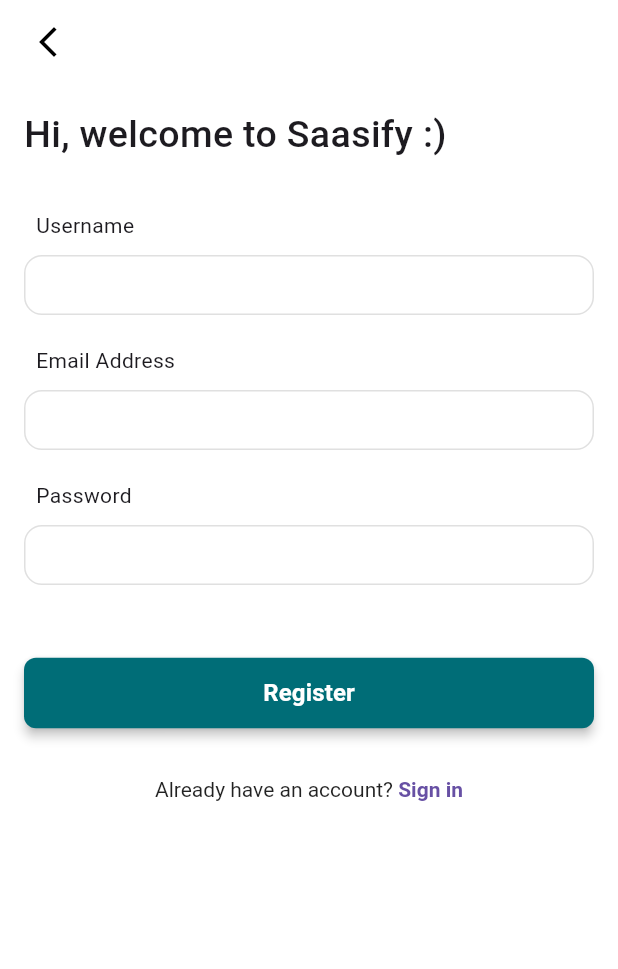
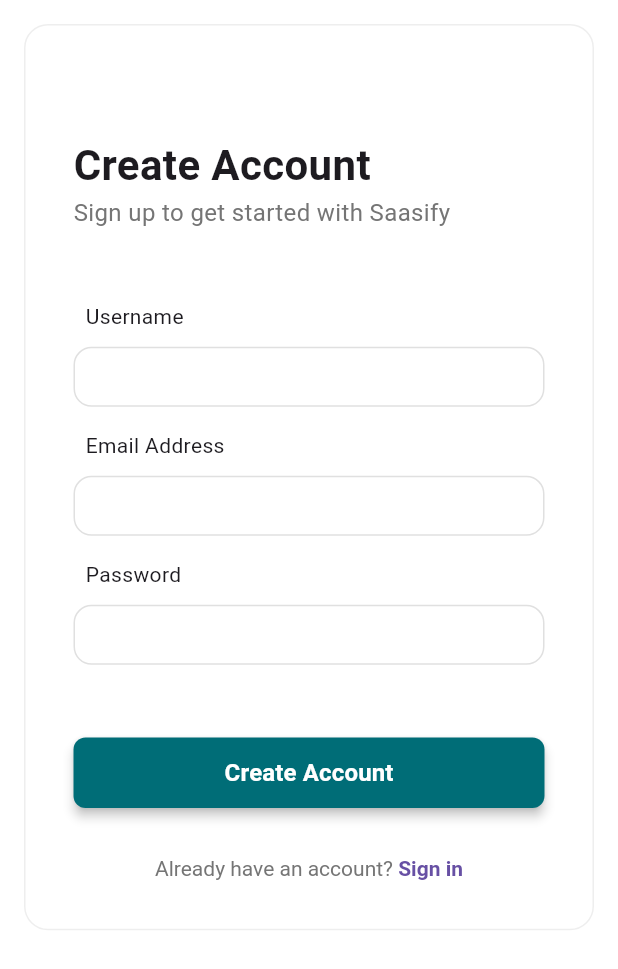
Before and after one commit to craftedbyaditya/saasify, a Flutter app: the screen it shows after launch, on a phone screen of 412 x 824 dp. Shown: the top 969 px of the screen. Run offline on Flutter 3.47's test engine with Material 3 defaults, Android fonts, the phone set to English and light mode, and no system bars; our stand-ins replace open_file, shared_preferences, supabase_flutter; missing offline and left inert: gsheets; accounts and stored records are empty; project files that could hold a hidden picture were left out.

Commit message:
Few navigation fixes

```diff
--- a/lib/screens/authentication/authentication_screen.dart
+++ b/lib/screens/authentication/authentication_screen.dart
@@ -30,27 +30,42 @@
   @override
   Widget build(BuildContext context) {
     return Scaffold(
-      appBar: CustomAppBar(),
       body: SingleChildScrollView(
+        child: Center(
           child: Padding(
             padding: const EdgeInsets.all(AppDimensions.paddingMedium),
+            child: Container(
+              decoration: BoxDecoration(
+                color: Colors.white,
+                border: Border.all(color: Colors.grey.shade200),
+                borderRadius: BorderRadius.circular(16),
+              ),
+              padding: const EdgeInsets.all(AppDimensions.paddingLarge),
               child: Form(
                 key: _formKey,
                 child: Column(
                   crossAxisAlignment: CrossAxisAlignment.start,
                   children: [
+                    SizedBox(height: MediaQuery.sizeOf(context).height * 0.05,),
+                    Text(
+                      widget.isSignUp ? 'Create Account' : 'Welcome Back',
+                      style: const TextStyle(
+                        fontSize: 28,
+                        fontWeight: FontWeight.bold,
+                      ),
+                    ),
                     Text(
                       widget.isSignUp
-                      ? 'Hi, welcome to Saasify :)'
-                      : 'Welcome back to Saasify!',
-                  style: const TextStyle(
-                    fontSize: 25,
-                    fontWeight: FontWeight.w500,
+                          ? 'Sign up to get started with Saasify'
+                          : 'Sign in to continue with Saasify',
+                      style: TextStyle(
+                        fontSize: 16,
+                        color: Colors.grey.shade600,
                       ),
                     ),
-                SizedBox(height: AppDimensions.marginLarge),
+                    const SizedBox(height: AppDimensions.marginLarge * 1.5),
 
-                if (widget.isSignUp)
+                    if (widget.isSignUp) ...[
                       CustomTextField(
                         label: 'Username',
                         controller: _usernameController,
@@ -60,7 +75,8 @@
                                     ? 'Please enter your username'
                                     : null,
                       ),
-                const SizedBox(height: 20),
+                      const SizedBox(height: AppDimensions.marginMedium),
+                    ],
 
                     CustomTextField(
                       label: 'Email Address',
@@ -76,7 +92,7 @@
                         return null;
                       },
                     ),
-                const SizedBox(height: 20),
+                    const SizedBox(height: AppDimensions.marginMedium),
 
                     CustomTextField(
                       label: 'Password',
@@ -92,13 +108,15 @@
                       },
                     ),
 
-                const SizedBox(height: AppDimensions.marginLarge),
-                const SizedBox(height: AppDimensions.marginMedium),
+                    const SizedBox(height: AppDimensions.marginLarge * 1.5),
 
                     (_isLoading)
                         ? const Center(child: CircularProgressIndicator())
-                    : CustomElevatedButton(
-                      text: widget.isSignUp ? 'Register' : 'Sign In',
+                        : SizedBox(
+                          width: double.infinity,
+                          child: CustomElevatedButton(
+                            text:
+                                widget.isSignUp ? 'Create Account' : 'Sign In',
                             onTap:
                                 () => _authBloc.authenticate(
                                   email: _emailController.text.trim(),
@@ -106,8 +124,11 @@
                                   isSignUp: widget.isSignUp,
                                   context: context,
                                   usernameController:
-                                widget.isSignUp ? _usernameController : null,
+                                      widget.isSignUp
+                                          ? _usernameController
+                                          : null,
                                   setLoading: _setLoading,
+                                ),
                           ),
                         ),
 
@@ -131,7 +152,7 @@
                                 widget.isSignUp
                                     ? "Already have an account? "
                                     : "Don't have an account? ",
-                        style: const TextStyle(color: Colors.black87),
+                            style: TextStyle(color: Colors.grey.shade600),
                             children: [
                               TextSpan(
                                 text: widget.isSignUp ? "Sign in" : "Sign up",
@@ -150,6 +171,8 @@
               ),
             ),
           ),
+        ),
+      ),
     );
   }
 }
--- a/lib/screens/customers/add_customer_screen.dart
+++ b/lib/screens/customers/add_customer_screen.dart
@@ -1,5 +1,4 @@
 import 'package:flutter/material.dart';
-import 'package:flutter/services.dart';
 import 'package:saasify_lite/bloc/customer/customer_bloc.dart';
 import 'package:saasify_lite/widgets/custom_textfield.dart';
 import 'package:saasify_lite/constants/dimensions.dart';
--- a/lib/screens/inventory/add_new_item.dart
+++ b/lib/screens/inventory/add_new_item.dart
@@ -1,7 +1,4 @@
 import 'package:flutter/material.dart';
-import 'package:flutter/services.dart';
-import 'package:saasify_lite/widgets/custom_button.dart';
-import 'package:saasify_lite/widgets/custom_popup.dart';
 import '../../bloc/inventory/add_item_bloc.dart';
 import '../../constants/dimensions.dart';
 import '../../widgets/custom_textfield.dart';
--- a/lib/screens/pos/bill_pdf_screen.dart
+++ b/lib/screens/pos/bill_pdf_screen.dart
@@ -146,12 +146,12 @@
                     children: [
                       _buildSummaryRow(
                         'Subtotal:',
-                        '${subtotalAmount.toStringAsFixed(2)}',
+                        subtotalAmount.toStringAsFixed(2),
                       ),
                       if (discountAmount > 0) ...[
                         _buildSummaryRow(
                           'Discount (${discountPercent.toStringAsFixed(1)}%):',
-                          '${discountAmount.toStringAsFixed(2)}',
+                          discountAmount.toStringAsFixed(2),
                         ),
                       ],
                       pw.Container(
@@ -160,7 +160,7 @@
                       ),
                       _buildSummaryRow(
                         'Total Amount:',
-                        '${totalAmount.toStringAsFixed(2)}',
+                        totalAmount.toStringAsFixed(2),
                         isBold: true,
                       ),
                       if (paymentOption == 'Partial Payment' ||
```
Also changed, not shown: lib/bloc/orderHistory/order_history.dart (+34 -7 lines), lib/screens/orders/order_history_screen.dart (+8 -14 lines), 1 other file. Lines whose indentation alone changed are shown as unchanged.
